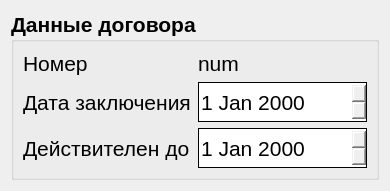
First picture: the form in vet/vetclient/src/ui/add_contract.ui, repository Painted-Black/BMSTU-DB-CourseWork, before the edit.
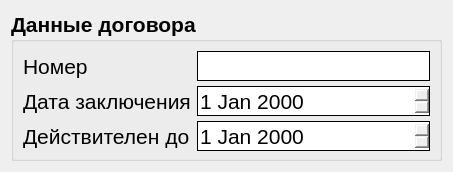
Second picture: the form after the edit.

```diff
--- a/vet/vetclient/src/ui/add_contract.ui
+++ b/vet/vetclient/src/ui/add_contract.ui
@@ -6,8 +6,8 @@
    <rect>
     <x>0</x>
     <y>0</y>
-    <width>390</width>
-    <height>187</height>
+    <width>453</width>
+    <height>172</height>
    </rect>
   </property>
   <property name="windowTitle">
@@ -16,6 +16,12 @@
   <layout class="QGridLayout" name="gridLayout">
    <item row="0" column="0">
     <widget class="QGroupBox" name="contract_groupBox">
+     <property name="minimumSize">
+      <size>
+       <width>0</width>
+       <height>30</height>
+      </size>
+     </property>
      <property name="font">
       <font>
        <pointsize>16</pointsize>
@@ -27,26 +33,12 @@
       <string>Данные договора</string>
      </property>
      <layout class="QGridLayout" name="gridLayout_2">
-      <item row="0" column="1">
-       <widget class="QLabel" name="num_label">
-        <property name="font">
-         <font>
-          <pointsize>16</pointsize>
-          <weight>50</weight>
-          <bold>false</bold>
-         </font>
-        </property>
-        <property name="text">
-         <string>num</string>
-        </property>
-       </widget>
-      </item>
       <item row="1" column="1">
        <widget class="QDateEdit" name="conclusion_dateEdit">
         <property name="minimumSize">
          <size>
           <width>0</width>
-          <height>40</height>
+          <height>30</height>
          </size>
         </property>
         <property name="font">
@@ -66,6 +58,12 @@
       </item>
       <item row="0" column="0">
        <widget class="QLabel" name="num_text_label">
+        <property name="minimumSize">
+         <size>
+          <width>0</width>
+          <height>30</height>
+         </size>
+        </property>
         <property name="font">
          <font>
           <pointsize>16</pointsize>
@@ -83,7 +81,7 @@
         <property name="minimumSize">
          <size>
           <width>0</width>
-          <height>40</height>
+          <height>30</height>
          </size>
         </property>
         <property name="font">
@@ -103,6 +101,12 @@
       </item>
       <item row="1" column="0">
        <widget class="QLabel" name="conclusion_label">
+        <property name="minimumSize">
+         <size>
+          <width>0</width>
+          <height>30</height>
+         </size>
+        </property>
         <property name="font">
          <font>
           <weight>50</weight>
@@ -116,6 +120,12 @@
       </item>
       <item row="2" column="0">
        <widget class="QLabel" name="valid_to_label">
+        <property name="minimumSize">
+         <size>
+          <width>0</width>
+          <height>30</height>
+         </size>
+        </property>
         <property name="font">
          <font>
           <weight>50</weight>
@@ -127,6 +137,23 @@
         </property>
        </widget>
       </item>
+      <item row="0" column="1">
+       <widget class="QLineEdit" name="lineEdit">
+        <property name="minimumSize">
+         <size>
+          <width>0</width>
+          <height>30</height>
+         </size>
+        </property>
+        <property name="styleSheet">
+         <string notr="true"> QLineEdit {
+      border-width: 1px;
+      border-style: solid;
+      border-radius: 0px;
+  }</string>
+        </property>
+       </widget>
+      </item>
      </layout>
     </widget>
    </item>
```
